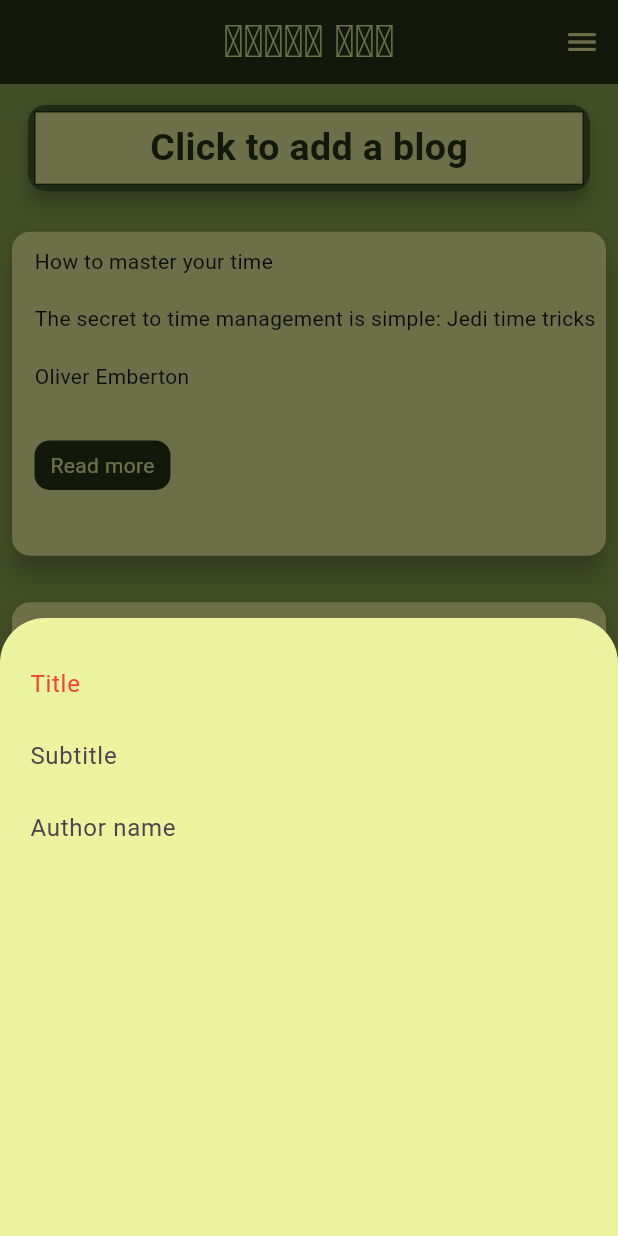
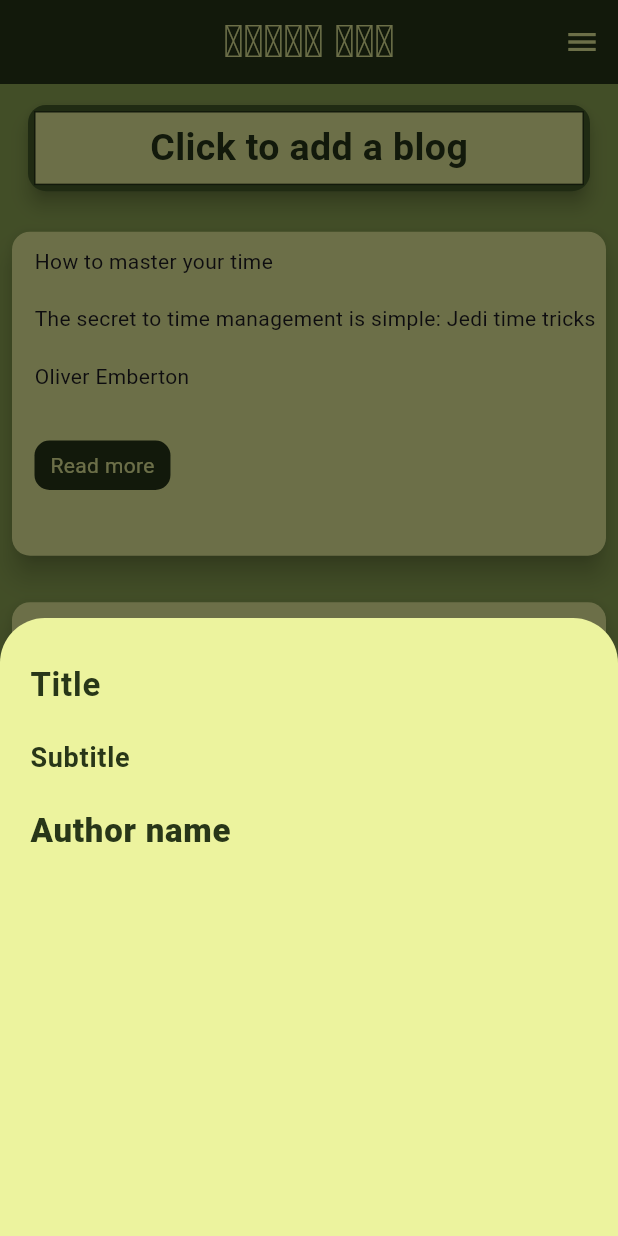
Before and after one commit to NetflixUser22232/blog_app_flutter, a Flutter app: the screen it shows after launch, after a tap on "Click to add a blog", on a phone screen of 412 x 824 dp. Run offline on Flutter 3.47's test engine with Material 3 defaults, Android fonts, the phone set to English and light mode, and no system bars; our stand-ins replace flutter_rating_bar.

Commit message:
minor changes

```diff
--- a/lib/widgets/add_blog_bottom_sheet.dart
+++ b/lib/widgets/add_blog_bottom_sheet.dart
@@ -30,22 +30,39 @@ class AddBlogBottomSheet extends StatelessWidget {
               child: Column(
                 children: [
                   TextFormField(
+                    cursorColor: Color(0xFF90a955),
                     decoration: InputDecoration(
                       border: InputBorder.none,
                       hintText: "Title",
-                      hintStyle: TextStyle(color: Colors.red, fontSize: 16),
+                      hintStyle: TextStyle(
+                        color: Color(0xFF283618),
+                        fontSize: 22,
+                        fontWeight: FontWeight.bold,
+                      ),
                     ),
                   ),
                   TextFormField(
+                    cursorColor: Color(0xFF90a955),
                     decoration: InputDecoration(
                       border: InputBorder.none,
                       hintText: "Subtitle",
+                      hintStyle: TextStyle(
+                        color: Color(0xFF283618),
+                        fontSize: 18,
+                        fontWeight: FontWeight.w700,
+                      ),
                     ),
                   ),
                   TextFormField(
+                    cursorColor: Color(0xFF90a955),
                     decoration: InputDecoration(
                       border: InputBorder.none,
                       hintText: "Author name",
+                      hintStyle: TextStyle(
+                        color: Color(0xFF283618),
+                        fontSize: 22,
+                        fontWeight: FontWeight.w800,
+                      ),
                     ),
                   ),
                 ],
```
